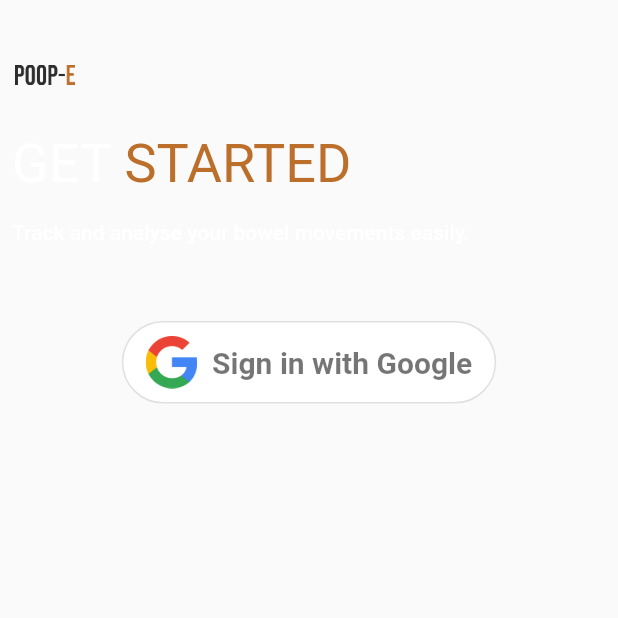
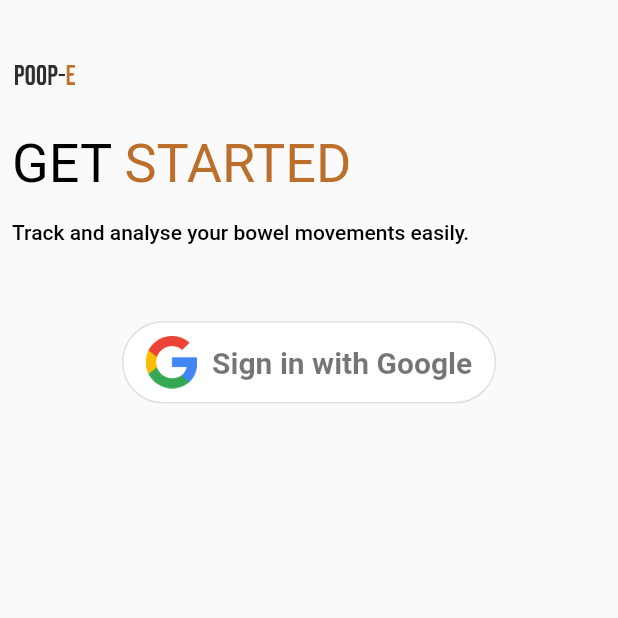
Before and after one commit to 83wid/POOP-E, a Flutter app: the screen it shows after launch, after a tap on "Skip", after a tap on "Get started", on a phone screen of 412 x 824 dp, the top half of it. Run offline on Flutter 3.47's test engine with Material 2 defaults, Android fonts, the phone set to English and light mode, and no system bars; our stand-ins replace cloud_firestore, firebase_auth, firebase_core, flutter_svg, google_sign_in, shared_preferences; accounts and stored records are empty; Roboto replaces fonts that are missing (Poppins); project files that could hold a hidden picture were left out.

Commit message:
adjusted to dark mode

```diff
--- a/lib/main.dart
+++ b/lib/main.dart
@@ -3,12 +3,19 @@ import 'package:poopingapp/screens/onboarding_screen.dart';
 import 'package:firebase_core/firebase_core.dart';
 import 'package:firebase_auth/firebase_auth.dart';
 import 'package:poopingapp/screens/homeScreen.dart';
+import 'package:poopingapp/utilities/darkThemeProvider.dart';
+import 'package:provider/provider.dart';
 
+import 'utilities/styles.dart';
 
 void main() {
   WidgetsFlutterBinding.ensureInitialized();
-  runApp(App());
+  runApp(ChangeNotifierProvider<DarkThemeProvider>(
+    create: (_) => new DarkThemeProvider(),
+    child: App(),
+  ));
 }
+
 class App extends StatefulWidget {
   _AppState createState() => _AppState();
 }
@@ -16,10 +23,9 @@ class App extends StatefulWidget {
 class _AppState extends State<App> {
   // This widget is the root of your application.
   ////////////////////////////////////////////////////
-   bool _initialized = false;
+  DarkThemeProvider themeChangeProvider = new DarkThemeProvider();
+  bool _initialized = false;
   bool _error = false;
-  bool _looged = false;
-
   // // Define an async function to initialize FlutterFire
   void initializeFlutterFire() async {
     try {
@@ -28,7 +34,7 @@ class _AppState extends State<App> {
       setState(() {
         _initialized = true;
       });
-    } catch(e) {
+    } catch (e) {
       print(e);
       // Set `_error` state to true if Firebase initialization fails
       setState(() {
@@ -36,40 +42,45 @@ class _AppState extends State<App> {
       });
     }
   }
+
   @override
   void initState() {
     initializeFlutterFire();
     super.initState();
+    getCurrentAppTheme();
+
   }
+
   // ///////////////////////////////////////////////
-  // @override
+  void getCurrentAppTheme() async {
+    themeChangeProvider.darkTheme =
+        await themeChangeProvider.providerPreferences.getTheme();
+  }
+
+  @override
   Widget build(BuildContext context) {
-        // Show error message if initialization failed
-    if(_error) {
-      return Center(child:CircularProgressIndicator());
+    // Show error message if initialization failed
+    if (_error) {
+      return Center(child: CircularProgressIndicator());
     }
 
     // Show a loader until FlutterFire is initialized
     if (!_initialized) {
-      return Center(child:CircularProgressIndicator());
+      return Center(child: CircularProgressIndicator());
     }
     final email = FirebaseAuth.instance.currentUser?.email;
-    return MaterialApp(
-      debugShowCheckedModeBanner: false,
-      title: 'Flutter Demo',
-      theme: ThemeData(
-        // This is the theme of your application.
-        //
-        // Try running your application with "flutter run". You'll see the
-        // application has a blue toolbar. Then, without quitting the app, try
-        // changing the primarySwatch below to Colors.green and then invoke
-        // "hot reload" (press "r" in the console where you ran "flutter run",
-        // or simply save your changes to "hot reload" in a Flutter IDE).
-        // Notice that the counter didn't reset back to zero; the application
-        // is not restarted.
-        primarySwatch: Colors.blue,
+    return Consumer<DarkThemeProvider>(
+      builder: (context, theme, _) =>
+      MaterialApp(
+        debugShowCheckedModeBanner: false,
+        title: 'Flutter Demo',
+        // darkTheme: ThemeData.dark(),
+        // themeMode: ThemeMode.system,
+        theme: Styles.themeData(themeChangeProvider.darkTheme, context),
+        home: email != null
+            ? MyHomePage(title: 'home')
+            : OnboardingScreen(), //MyHomePage(title: 'Flutter Demo Home Page'),
       ),
-      home: email != null ? MyHomePage(title: 'home') : OnboardingScreen(),//MyHomePage(title: 'Flutter Demo Home Page'),
     );
   }
 }
```
